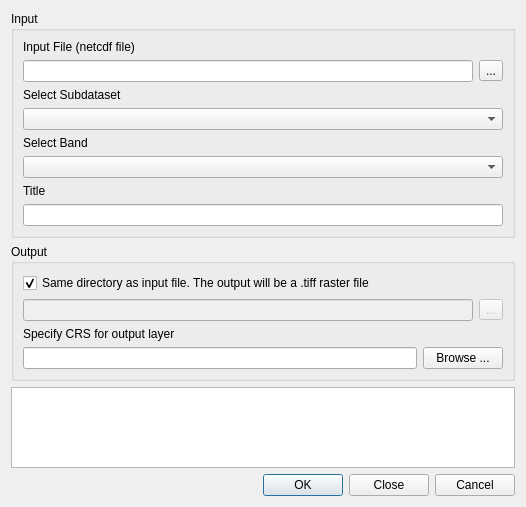
This is cdf_converter_dialog_base.ui in ivanbusthomi/cdf_converter as Qt 5 draws it before an edit. The edited form follows.
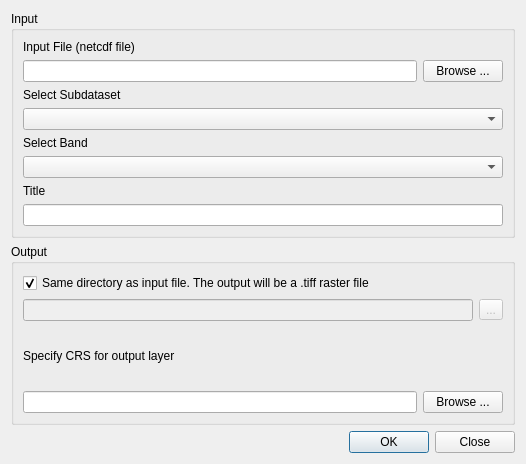
This is the edited form.

Commit message: add reloading capabilities,remove display_log

Diff of the .ui file:
```diff
--- a/cdf_converter_dialog_base.ui
+++ b/cdf_converter_dialog_base.ui
@@ -7,7 +7,7 @@
     <x>0</x>
     <y>0</y>
     <width>526</width>
-    <height>507</height>
+    <height>464</height>
    </rect>
   </property>
   <property name="windowTitle">
@@ -33,9 +33,9 @@
          <widget class="QLineEdit" name="input_path"/>
         </item>
         <item>
-         <widget class="QToolButton" name="browse_input">
+         <widget class="QPushButton" name="browse_input">
           <property name="text">
-           <string>...</string>
+           <string>Browse ...</string>
           </property>
          </widget>
         </item>
@@ -135,16 +135,16 @@
      </layout>
     </widget>
    </item>
-   <item>
-    <widget class="QTextEdit" name="display_log"/>
-   </item>
    <item>
     <widget class="QDialogButtonBox" name="button_box">
      <property name="orientation">
       <enum>Qt::Horizontal</enum>
      </property>
      <property name="standardButtons">
-      <set>QDialogButtonBox::Cancel|QDialogButtonBox::Close|QDialogButtonBox::Ok</set>
+      <set>QDialogButtonBox::Close|QDialogButtonBox::Ok</set>
+     </property>
+     <property name="centerButtons">
+      <bool>false</bool>
      </property>
     </widget>
    </item>
```
Left out of the diff: 1 changed line with no effect on the pictures. The commit also changes 8 other files.
